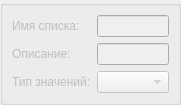
Before: the Qt Designer form src/plugins/modeleride/lovwidget.ui in rdnvndr/raindrop, drawn with Qt 5.
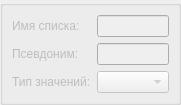
After: the same form once the commit is applied.

Commit message: Добавлен псевдоним

```diff
--- a/src/plugins/modeleride/lovwidget.ui
+++ b/src/plugins/modeleride/lovwidget.ui
@@ -45,7 +45,7 @@
       <item row="1" column="0">
        <widget class="QLabel" name="labelLovDesc">
         <property name="text">
-         <string>Описание:</string>
+         <string>Псевдоним:</string>
         </property>
        </widget>
       </item>
```
Left out of the diff: 4 changed lines with no effect on the pictures. The commit also changes 3 other files.
